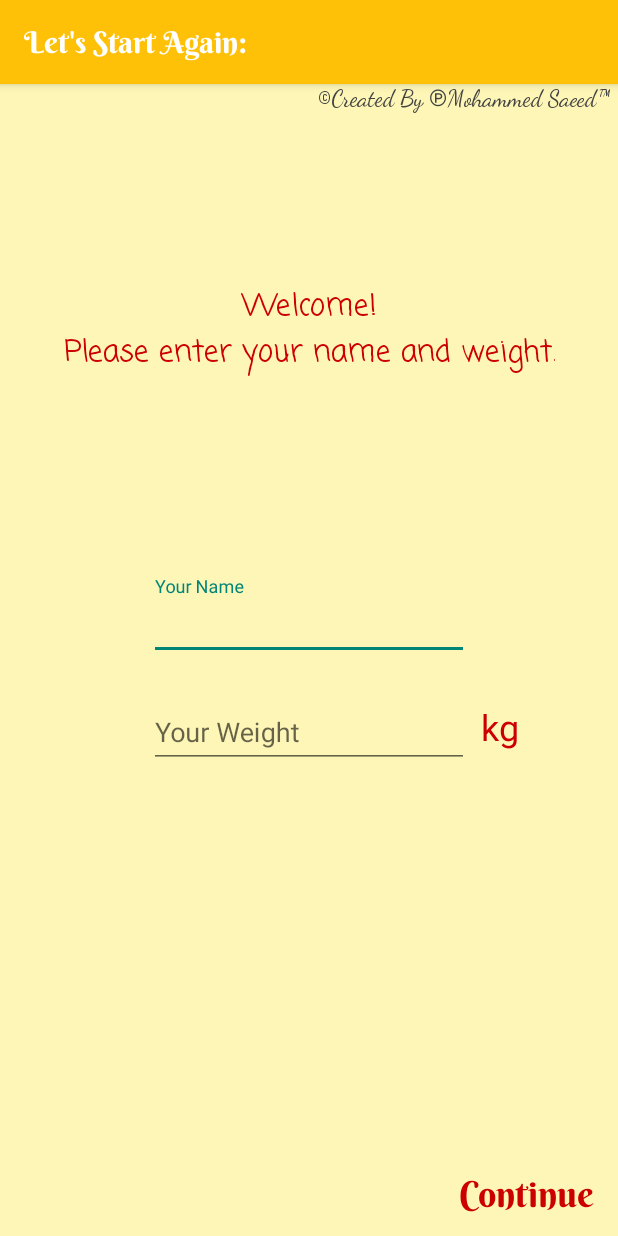
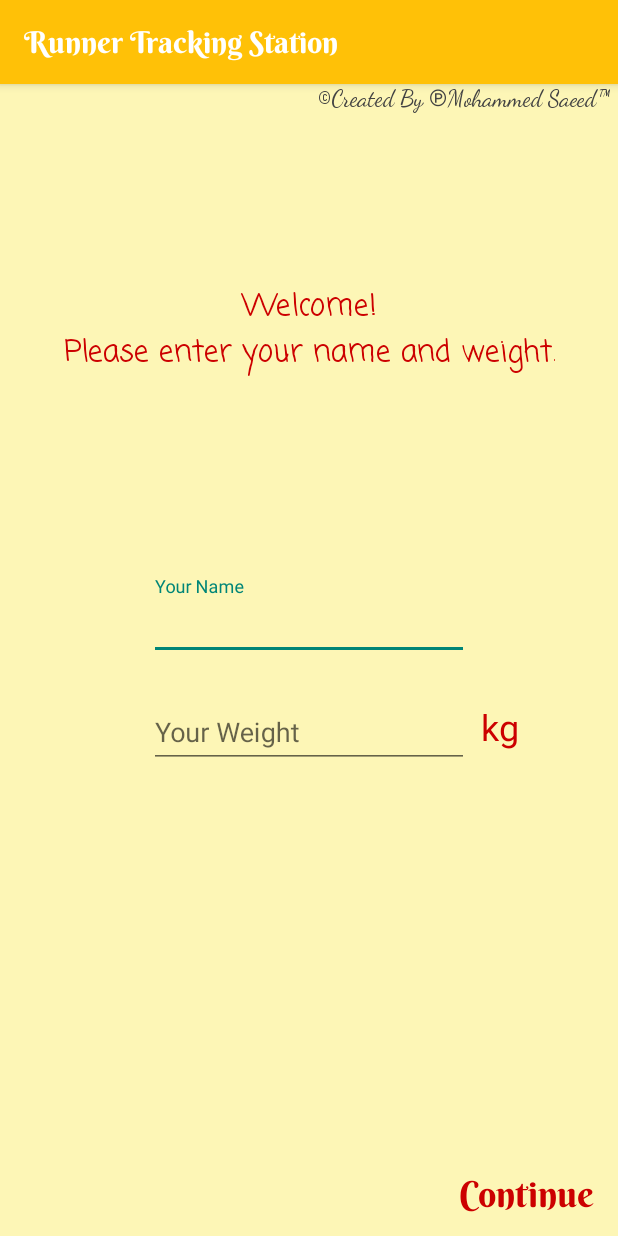
Before and after one commit to Mohammed-Saeed55/RunnerTrackingStation, an Android app: the screen it shows after launch (MainActivity), on a phone screen of 412 x 824 dp. Run offline under Robolectric (Android 15) with nearby library versions, the phone set to English and light mode, and no system bars; our stand-ins replace Dagger/Hilt's generated code, Room's generated code, Timber, navigation-ui; Roboto replaces fonts that are not available here.

Commit message:
Update MainActivity.kt

```diff
--- a/app/src/main/java/com/example/runningtrackerapp/ui/MainActivity.kt
+++ b/app/src/main/java/com/example/runningtrackerapp/ui/MainActivity.kt
@@ -14,6 +14,7 @@ import com.example.runningtrackerapp.databinding.ActivityMainBinding
 import com.example.runningtrackerapp.utils.Constants
 import com.example.runningtrackerapp.utils.Constants.ACTION_SHOW_TRACKING_FRAGMENT
 import dagger.hilt.android.AndroidEntryPoint
+import kotlinx.android.synthetic.main.activity_main.*
 import kotlinx.android.synthetic.main.layout_success_dailog.view.*
 import javax.inject.Inject
 
@@ -35,7 +36,8 @@ class MainActivity : AppCompatActivity() {
         val nameFromSetting: String? = sharedPref.getString(Constants.KEY_NAME, "")
 
         setSupportActionBar(bind.toolbar)
-        bind.toolbarTitle.text = "Let's Start Again: $nameFromSetting"
+        if (nameFromSetting!!.isEmpty()) bind.toolbarTitle.text = "Runner Tracking Station"
+        else bind.toolbarTitle.text = "Let's Start Again: $nameFromSetting"
 
         trackingFragmentNavigate(intent)
 
```
